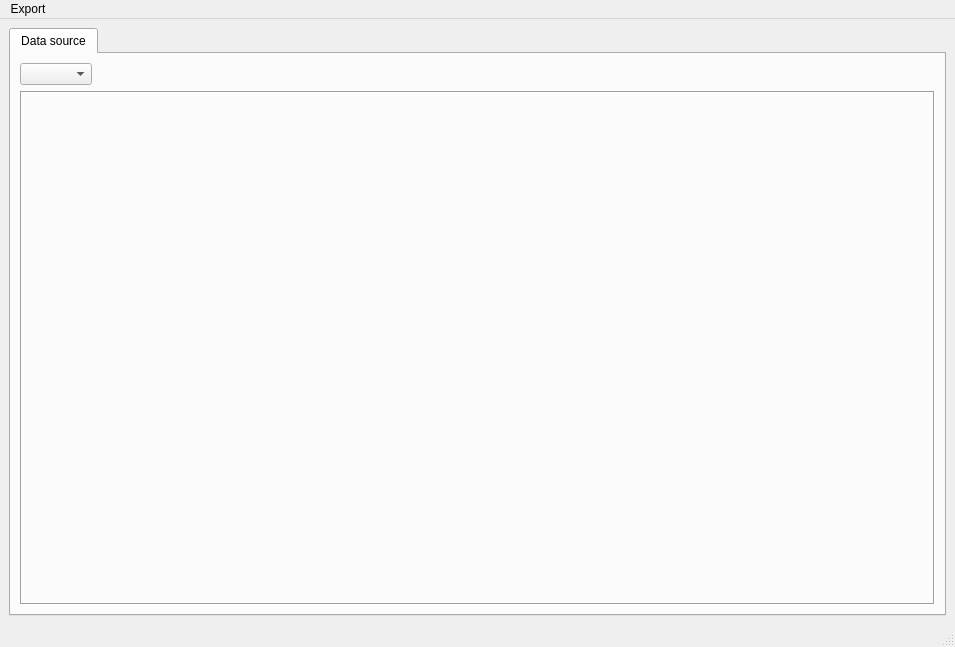
Old version of the form src/resources/ui/mainwindow.ui in the repository Nobatek/simuplot.
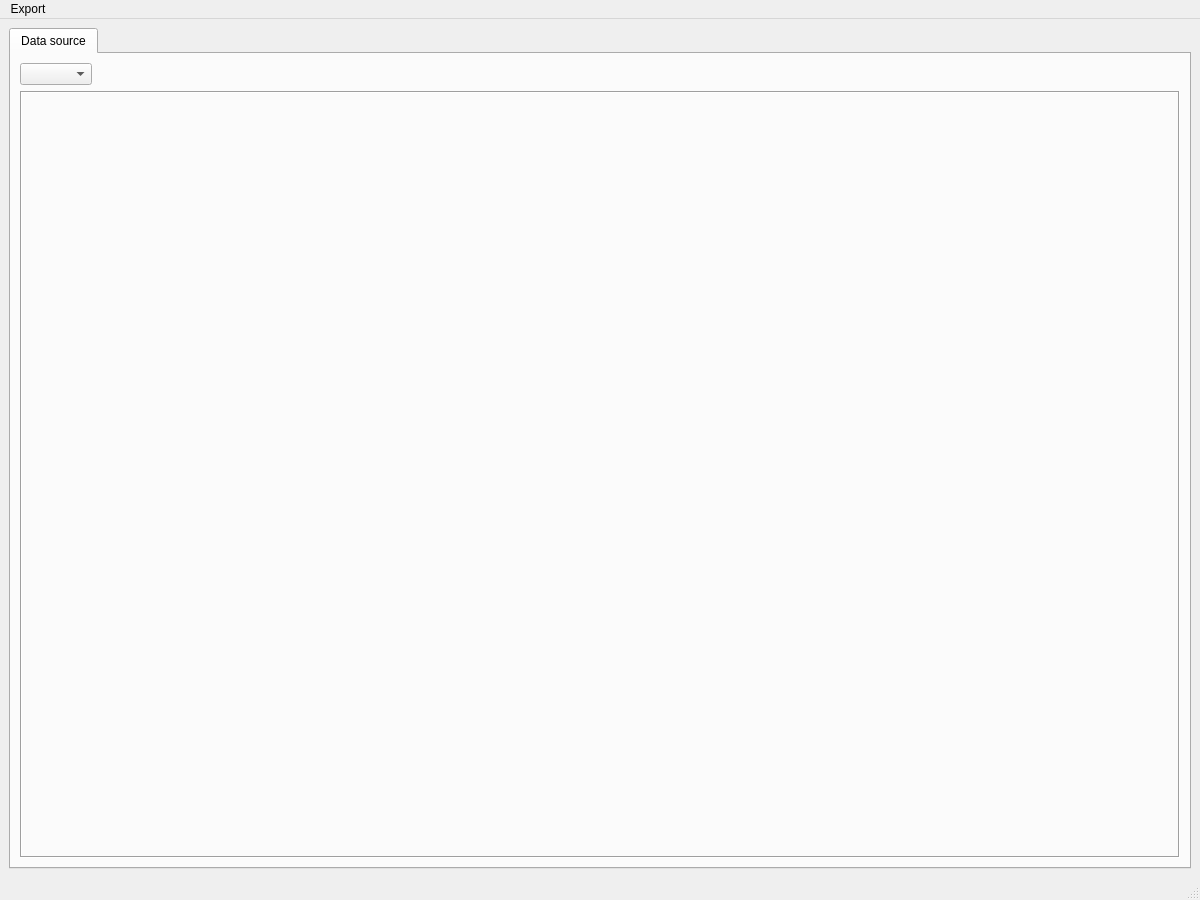
New version of the form.

Commit message: Adaptive comfort plotter rework

```diff
--- a/src/resources/ui/mainwindow.ui
+++ b/src/resources/ui/mainwindow.ui
@@ -6,8 +6,8 @@
    <rect>
     <x>0</x>
     <y>0</y>
-    <width>955</width>
-    <height>647</height>
+    <width>1200</width>
+    <height>900</height>
    </rect>
   </property>
   <property name="windowTitle">
@@ -64,7 +64,7 @@
     <rect>
      <x>0</x>
      <y>0</y>
-     <width>955</width>
+     <width>1200</width>
      <height>19</height>
     </rect>
    </property>
```
The commit also changes 2 other files.
